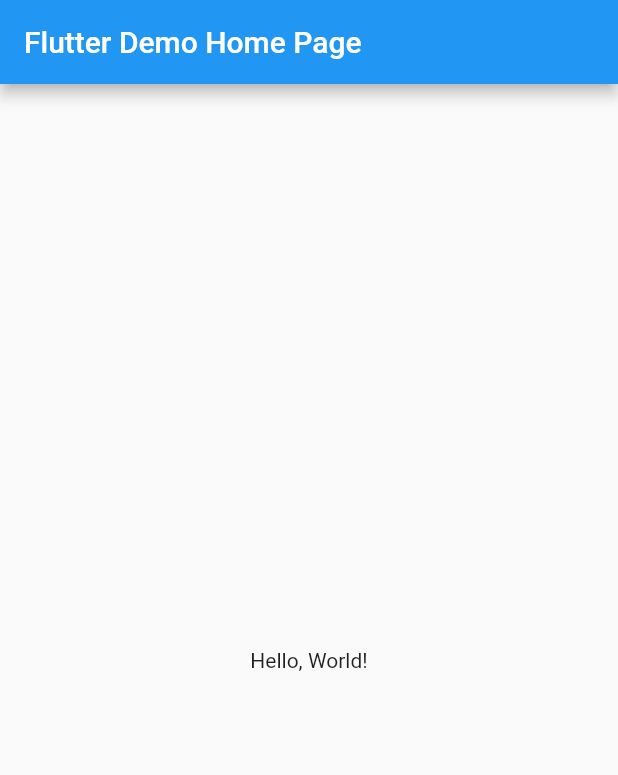
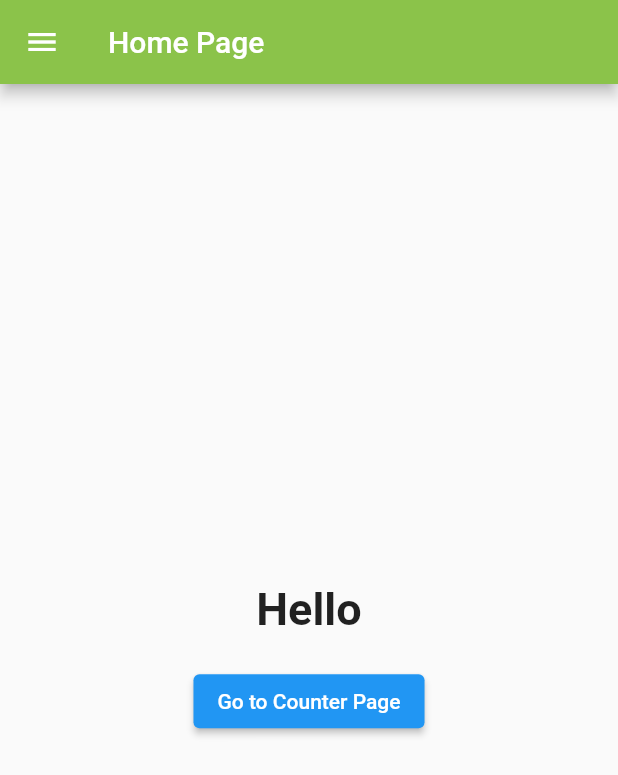
Before and after one commit to OnsJabbes/my-flutter-app, a Flutter app: the screen it shows after launch, on a phone screen of 412 x 824 dp. Shown: the top 775 px of the screen. Run offline on Flutter 3.47's test engine with Material 2 defaults, Android fonts, the phone set to English and light mode, and no system bars.

Commit message:
first commit

```diff
--- a/lib/main.dart
+++ b/lib/main.dart
@@ -1,42 +1,139 @@
 import 'package:flutter/material.dart';
+import 'quiz.dart'; // Import the quiz.dart file
 
-void main() => runApp(MyApp());
+void main() {
+  runApp(MyApp());
+}
 
 class MyApp extends StatelessWidget {
-  const MyApp({super.key});
-  // This widget is the root of your application.
   @override
   Widget build(BuildContext context) {
     return MaterialApp(
-      // Application name
-      title: 'Flutter Hello World',
-      // Application theme data, you can set the colors for the application as
-      // you want
+      title: 'Hello World',
       theme: ThemeData(
         primarySwatch: Colors.blue,
       ),
-      // A widget which will be started on application startup
-      home: MyHomePage(title: 'Flutter Demo Home Page'),
+      initialRoute: '/',
+      routes: {
+        '/': (context) => MyHomePage(),
+        '/counter': (context) => CounterPage(),
+        '/quiz': (context) => Quiz(),
+        '/weather': (context) => WeatherPage(),
+      },
     );
   }
 }
 
 class MyHomePage extends StatelessWidget {
-  final String title;
-  const MyHomePage({super.key, required this.title});
-
   @override
   Widget build(BuildContext context) {
     return Scaffold(
       appBar: AppBar(
-        // The title text which will be shown on the action bar
-        title: Text(title),
+        title: Text('Home Page'),
+        backgroundColor: Colors.lightGreen,
+      ),
+      drawer: Drawer(
+        child: ListView(
+          padding: EdgeInsets.zero,
+          children: <Widget>[
+            DrawerHeader(
+              decoration: BoxDecoration(
+                gradient: LinearGradient(
+                  colors: [Colors.white, Colors.lightGreen],
+                ),
+              ),
+              child: Center(
+                child: CircleAvatar(
+                  backgroundImage: NetworkImage(
+                      'https://www.google.com/url?sa=i&url=https%3A%2F%2Fm.facebook.com%2Fphoto%2F%3Ffbid%3D10158883297602043&psig=AOvVaw1X-o3Q_4b0J5zyFVCqBWm3&ust=1697459517340000&source=images&cd=vfe&opi=89978449&ved=0CBEQjRxqFwoTCLCG6M6H-IEDFQAAAAAdAAAAABAE'), // Replace with your logo image
+                  radius: 50.0,
+                ),
+              ),
+            ),
+            ListTile(
+              title: Text('Counter Page'),
+              onTap: () {
+                Navigator.pushNamed(context, '/counter');
+              },
+            ),
+            ListTile(
+              title: Text('Quiz'),
+              onTap: () {
+                Navigator.pushNamed(
+                    context, '/quiz'); // Navigate to the Quiz page
+              },
+            ),
+            ListTile(
+              title: Text('Weather'),
+              onTap: () {
+                Navigator.pushNamed(context, '/weather');
+              },
+            ),
+          ],
+        ),
       ),
       body: Center(
-        child: Text(
-          'Hello, World!',
+        child: Column(
+          mainAxisAlignment: MainAxisAlignment.center,
+          children: <Widget>[
+            Text(
+              'Hello',
+              style: TextStyle(
+                fontSize: 30,
+                fontWeight: FontWeight.bold,
+              ),
+              textAlign: TextAlign.center,
+            ),
+            SizedBox(height: 20),
+            ElevatedButton(
+              onPressed: () {
+                Navigator.pushNamed(context, '/counter');
+              },
+              child: Text('Go to Counter Page'),
+            ),
+          ],
         ),
       ),
     );
   }
 }
+
+class CounterPage extends StatelessWidget {
+  @override
+  Widget build(BuildContext context) {
+    return Scaffold(
+      appBar: AppBar(
+        title: Text('Counter Page'),
+        backgroundColor: Colors.blue,
+      ),
+      body: Center(
+        child: Text(
+          'This is the Counter Page',
+          style: TextStyle(
+            fontSize: 20,
+          ),
+        ),
+      ),
+    );
+  }
+}
+
+class WeatherPage extends StatelessWidget {
+  @override
+  Widget build(BuildContext context) {
+    return Scaffold(
+      appBar: AppBar(
+        title: Text('Weather Page'),
+        backgroundColor: Colors.lightGreen,
+      ),
+      body: Center(
+        child: Text(
+          'This is the Weather Page',
+          style: TextStyle(
+            fontSize: 20,
+          ),
+        ),
+      ),
+    );
+  }
+}
```
Also changed, not shown: lib/quiz.dart (added, +82 -0 lines).
